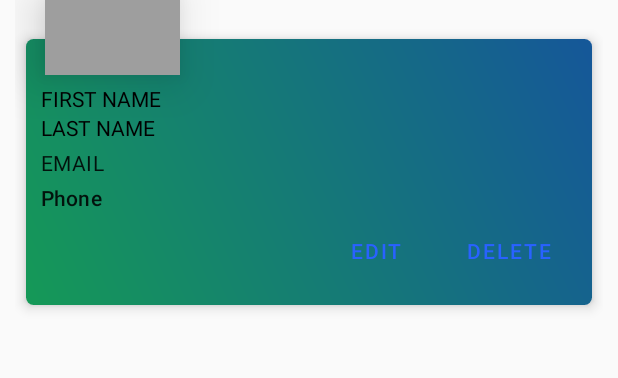
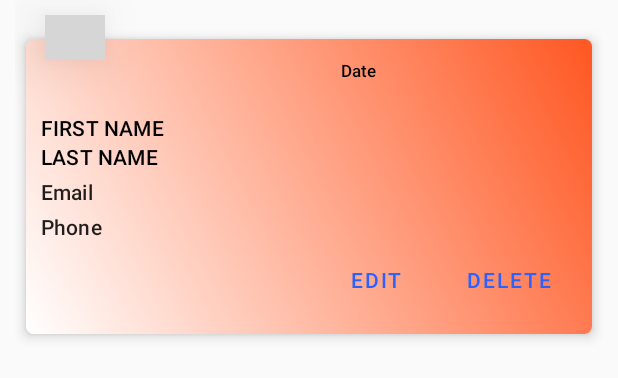
Before and after one commit to nigelfrith/Paratrax_rv3, an Android app: the layout full_logbook_list_item.xml on its own in the app's theme, with its tools: preview values and no code run, on a phone screen of 412 x 824 dp. Shown: the top 378 px of the screen. Run offline under Robolectric (Android 15) with nearby library versions, the phone set to English and light mode, and no system bars; grey boxes are pictures that could not be loaded.

Commit message:
updates 110120

```diff
--- a/src/main/java/com/altitude/paratrax/Classes/Quick_Log.java
+++ b/src/main/java/com/altitude/paratrax/Classes/Quick_Log.java
@@ -120,10 +120,10 @@ public class Quick_Log {
     }
 
     public String getDateTime() {
-        return dateTime;
+        return String.format(dateTime, "yyyy-MM-dd HH:mm:ss");
     }
     public void setDateTime(String dateTime) {
-        this.dateTime = dateTime;
+        this.dateTime = String.format(dateTime, "yyyy-MM-dd HH:mm:ss");
     }
 
 
--- a/src/main/java/com/altitude/paratrax/Fragments/Quick_Log_Fragment.java
+++ b/src/main/java/com/altitude/paratrax/Fragments/Quick_Log_Fragment.java
@@ -45,6 +45,7 @@ import com.google.firebase.database.ValueEventListener;
 import com.jaredrummler.materialspinner.MaterialSpinner;
 
 import java.util.ArrayList;
+import java.util.Date;
 import java.util.List;
 
 import static com.firebase.ui.auth.AuthUI.TAG;
@@ -267,7 +268,7 @@ public class Quick_Log_Fragment extends Fragment {
         boolean hasSDGiven = chk_sd_given.isChecked();
 
 
-        Long tsLong = System.currentTimeMillis() / 1000;
+        Date tsLong = new Date(); //System.currentTimeMillis() / 1000;
         String dateTime = tsLong.toString();
 
         Quick_Log ql = new Quick_Log(fname, lname, weight, age, email, phone, lastFlight, additional,
--- a/src/main/res/drawable/background_selector_gradient.xml
+++ b/src/main/res/drawable/background_selector_gradient.xml
@@ -2,8 +2,8 @@
 <shape xmlns:android="http://schemas.android.com/apk/res/android"
     android:shape="rectangle">
     <gradient
-        android:startColor="#159957"
-        android:endColor="#155799"
+        android:startColor="#FFFFFF"
+        android:endColor="#FF5722"
         android:angle="45"/>
 </shape>
 
--- a/src/main/res/layout/fragment_logbook_full.xml
+++ b/src/main/res/layout/fragment_logbook_full.xml
@@ -39,9 +39,8 @@
         android:id="@+id/LinearLayout"
         android:layout_width="match_parent"
         android:layout_height="wrap_content"
-        android:orientation="vertical"
-        android:background="@drawable/swirl">
-
+        android:orientation="vertical">
+<!--        android:background="@drawable/swirl"-->
         <androidx.recyclerview.widget.RecyclerView
             android:id="@+id/rv_logbook_list"
             android:layout_width="match_parent"
--- a/src/main/res/layout/full_logbook_list_item.xml
+++ b/src/main/res/layout/full_logbook_list_item.xml
@@ -1,57 +1,84 @@
 <?xml version="1.0" encoding="utf-8"?>
 <FrameLayout xmlns:android="http://schemas.android.com/apk/res/android"
+    xmlns:app="http://schemas.android.com/apk/res-auto"
     android:layout_width="match_parent"
     android:layout_height="wrap_content"
-    xmlns:app="http://schemas.android.com/apk/res-auto"
     android:layout_marginStart="10sp"
-    android:layout_marginEnd="10sp"
-    >
+    android:layout_marginEnd="10sp">
+
     <FrameLayout
 
-    android:layout_marginTop="15sp"
         android:layout_width="match_parent"
-    android:layout_height="wrap_content">
-<com.google.android.material.card.MaterialCardView
+        android:layout_height="wrap_content"
+        android:layout_marginTop="15sp">
+
+        <com.google.android.material.card.MaterialCardView xmlns:android="http://schemas.android.com/apk/res/android"
             xmlns:app="http://schemas.android.com/apk/res-auto"
-    xmlns:android="http://schemas.android.com/apk/res/android"
             xmlns:card_view="http://schemas.android.com/apk/res-auto"
             android:id="@+id/card_view"
             android:layout_width="match_parent"
             android:layout_height="wrap_content"
-    card_view:cardMaxElevation="7dp"
-    card_view:cardElevation="5dp"
-    card_view:cardPreventCornerOverlap="false"
-    app:contentPaddingBottom="0dp"
-    card_view:cardUseCompatPadding="true"
-    card_view:cardCornerRadius="5dp"
             android:layout_marginBottom="10dp"
-    android:foreground="?android:attr/selectableItemBackground"
+            android:checkable="true"
             android:clickable="true"
             android:focusable="true"
-    android:checkable="true"
-    >
+            android:foreground="?android:attr/selectableItemBackground"
+            app:contentPaddingBottom="0dp"
+            card_view:cardCornerRadius="5dp"
+            card_view:cardElevation="5dp"
+            card_view:cardMaxElevation="7dp"
+            card_view:cardPreventCornerOverlap="false"
+            card_view:cardUseCompatPadding="true">
+
             <LinearLayout
                 android:id="@+id/list_root"
                 android:layout_width="match_parent"
                 android:layout_height="wrap_content"
+                android:background="@drawable/background_selector_gradient"
                 android:clickable="true"
                 android:focusable="true"
+                android:foreground="?android:attr/selectableItemBackground"
                 android:orientation="vertical"
-                android:foreground="?android:attr/selectableItemBackground"
-                android:background="@drawable/background_selector_gradient"
                 android:padding="10dp">
 
+                <TableLayout
+                    android:layout_width="match_parent"
+                    android:layout_height="wrap_content">
+
+                    <TableRow
+                        android:layout_width="match_parent"
+                        android:layout_height="wrap_content">
+
+                        <TextView
+                            android:layout_width="200dp"
+                            android:layout_height="wrap_content"
+                            android:layout_column="1"
+                            android:text=""></TextView>
+                        <TextView
+                            android:id="@+id/txt_date"
+                            android:layout_width="150dp"
+                            android:layout_height="wrap_content"
+                            android:layout_column="2"
+                            android:text="Date"
+                            android:textAppearance="?attr/textAppearanceSubtitle2"
+                            android:textColor="@android:color/black"
+                            android:textSize="11sp"
+                            android:textStyle="normal" ></TextView>
+                    </TableRow>
+
+                </TableLayout>
 
                 <TextView
                     android:id="@+id/fname"
                     android:layout_width="wrap_content"
                     android:layout_height="wrap_content"
+                    android:paddingTop="20dp"
                     android:text="First Name"
                     android:textAllCaps="true"
+                    android:textAppearance="?attr/textAppearanceSubtitle2"
                     android:textColor="@android:color/black"
                     android:textSize="14sp"
-                    android:textStyle="normal"
-                    android:paddingTop="20dp"/>
+                    android:textStyle="normal" />
 
                 <TextView
                     android:id="@+id/lname"
@@ -59,6 +86,7 @@
                     android:layout_height="wrap_content"
                     android:text="Last Name"
                     android:textAllCaps="true"
+                    android:textAppearance="?attr/textAppearanceSubtitle2"
                     android:textColor="@android:color/black"
                     android:textSize="14sp"
                     android:textStyle="normal" />
@@ -70,8 +98,7 @@
                     android:layout_marginTop="4dp"
                     android:text="Email"
                     android:textAlignment="textStart"
-                    android:textAllCaps="true"
-                    android:textAppearance="?attr/textAppearanceBody2"
+                    android:textAppearance="?attr/textAppearanceSubtitle2"
                     android:textSize="14sp" />
 
                 <TextView
@@ -87,9 +114,14 @@
                 <LinearLayout
                     android:layout_width="wrap_content"
                     android:layout_height="wrap_content"
-        android:padding="2dp"
                     android:layout_gravity="end|bottom"
-        android:orientation="horizontal">
+                    android:orientation="horizontal"
+                    android:padding="2dp">
+
+                    <!--        <EditText-->
+                    <!--            android:layout_width="wrap_content"-->
+                    <!--            android:layout_height="match_parent"-->
+                    <!--            android:text="Test"></EditText>-->
 
 
                     <com.google.android.material.button.MaterialButton
@@ -98,8 +130,7 @@
                         android:layout_width="wrap_content"
                         android:layout_height="wrap_content"
                         android:layout_gravity="end|bottom"
-                    android:text="Edit"
-                    />
+                        android:text="Edit" />
 
                     <com.google.android.material.button.MaterialButton
                         android:id="@+id/btn_Delete"
@@ -107,7 +138,7 @@
                         android:layout_width="wrap_content"
                         android:layout_height="wrap_content"
                         android:layout_gravity="end|bottom"
-                    android:text="Delete"/>
+                        android:text="Delete" />
 
                 </LinearLayout>
 
@@ -117,11 +148,13 @@
     <!--    imge on top of cardview with offset goes here-->
 
     <ImageView
+        android:id="@+id/profileImg"
+        android:layout_width="40sp"
+        android:layout_height="30sp"
+        android:layout_marginStart="20sp"
+        android:layout_marginTop="10dp"
+        android:background="#7AF2F2F7"
+        android:elevation="20dp"
         android:fadingEdgeLength="5dp"
-        android:elevation="20dp"
-        android:layout_width="90sp"
-        android:layout_height="50sp"
-        android:layout_marginStart="20sp"
-        android:id="@+id/profileImg"
-        android:background="#9E9E9E"/>
+        app:srcCompat="@drawable/thzepczr8y" />
 </FrameLayout>
--- a/src/main/res/layout/toolbar_main.xml
+++ b/src/main/res/layout/toolbar_main.xml
@@ -1,4 +1,5 @@
 <androidx.appcompat.widget.Toolbar xmlns:android="http://schemas.android.com/apk/res/android"
+    android:id="@+id/toolbar"
     android:layout_width="match_parent"
     android:layout_height="wrap_content"
     android:background="@drawable/background_selector_gradient_blue" />
```
Also changed, not shown: src/main/java/com/altitude/paratrax/Fragments/Full_Logbook_Fragment.java (+31 -21 lines), src/main/java/com/altitude/paratrax/MainActivity.java (+21 -19 lines), src/main/res/layout/activity_main.xml (+6 -3 lines), src/main/res/menu/menu_main.xml (+4 -14 lines). Lines whose indentation alone changed are shown as unchanged.
